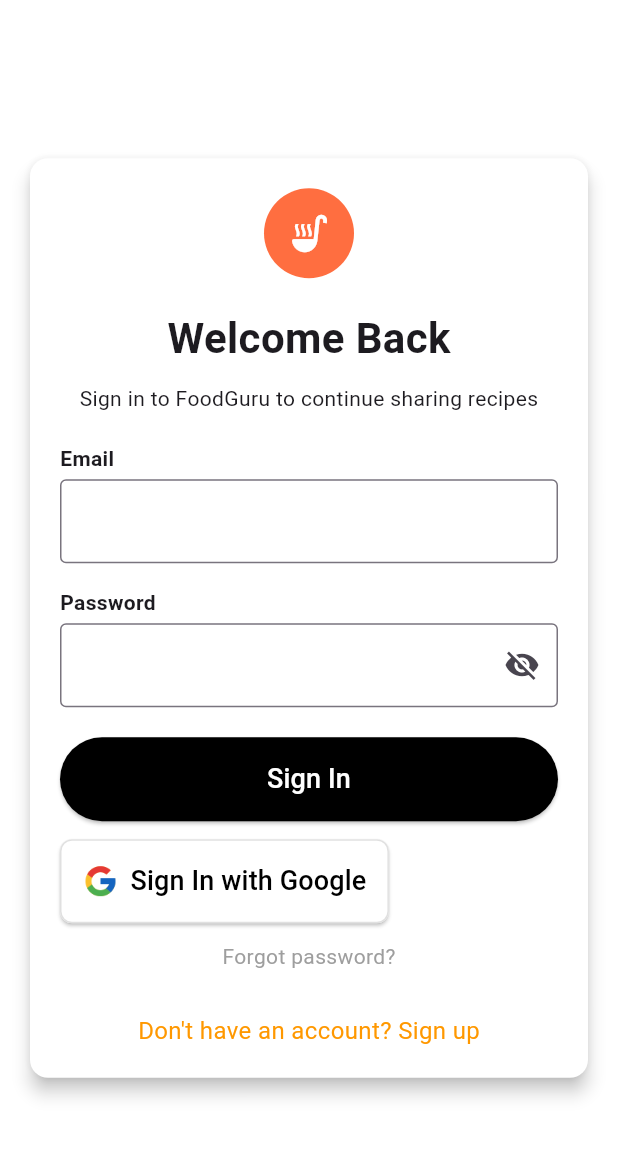
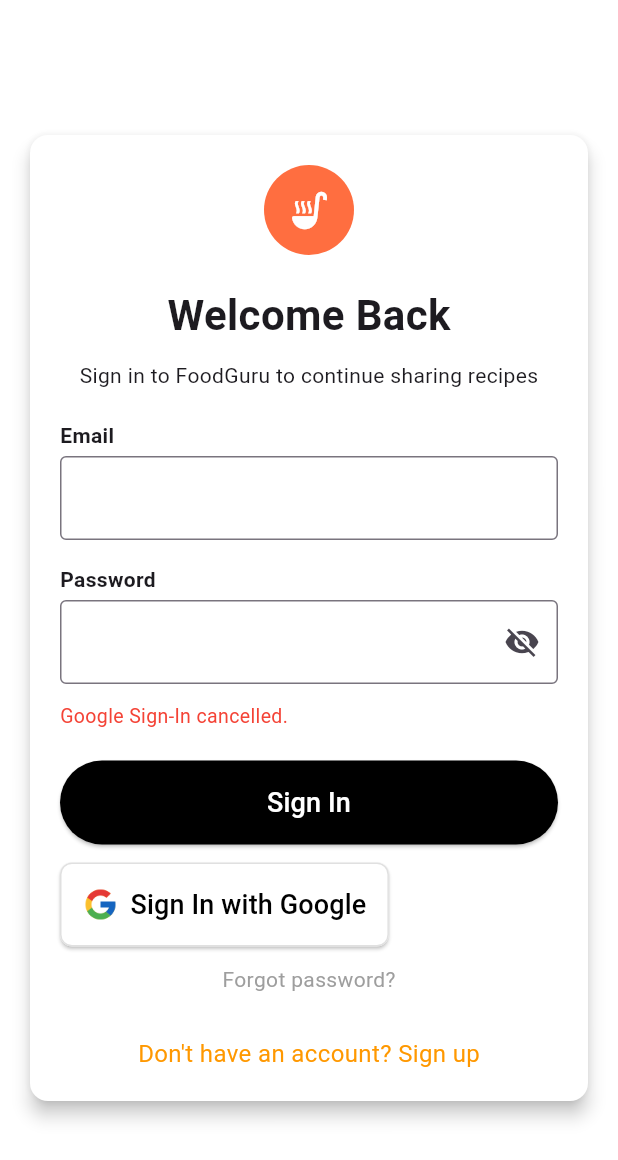
Before and after one commit to APrimero12/food-guru-app, a Flutter app: the screen it shows after launch, after a tap on "Sign In with Google", on a phone screen of 412 x 824 dp. Shown: the top 1160 px of the screen. Run offline on Flutter 3.47's test engine with Material 3 defaults, Android fonts, the phone set to English and light mode, and no system bars; our stand-ins replace cloud_firestore, firebase_auth, firebase_core, google_sign_in; accounts and stored records are empty.

Commit message:
The google sign in works and the proper fail safe happens, the google sign in will no longer override the email password login

```diff
--- a/lib/services/auth.dart
+++ b/lib/services/auth.dart
@@ -86,17 +86,9 @@
     }
   }
 
-  Future<UserCredential?> linkWithCredential(AuthCredential credential) async {
-    if (_auth.currentUser == null) {
-      // This should ideally not be reached if called correctly in the linking flow
-      throw FirebaseAuthException(code: 'no-current-user', message: 'No user signed in to link credential to.');
-    }
-    final userCredential = await _auth.currentUser!.linkWithCredential(credential);
-    // After linking, ensure Firestore profile is up-to-date
-    if (userCredential.user != null) {
-      await _saveUserToFirestore(userCredential.user!); // Update Firestore after linking
-    }
-    return userCredential;
+  Future<List<String>> fetchSignInMethodsForEmail(String email) async {
+    print('AuthService DEBUG: Fetching sign-in methods for email: $email');
+    return await _auth.fetchSignInMethodsForEmail(email);
   }
 
   // Sign in with email and password
@@ -127,6 +119,21 @@
       if (googleUser == null) {
         return null;
       }
+
+      final List<String> existingSignInMethods = await fetchSignInMethodsForEmail(googleUser.email);
+      final List<String> otherProviders = existingSignInMethods.where((method) => method != 'google.com').toList();
+
+      if (otherProviders.isNotEmpty) {
+        // If an account with this email exists via a non-Google provider,
+        // we explicitly fail the Google Sign-In at this stage.
+        print('AuthService DEBUG: Conflict detected by client-side pre-check. Other providers: $otherProviders');
+        throw FirebaseAuthException(
+          code: 'email-already-in-use-by-other-provider', // Custom code for UI to catch
+          message: 'An account with ${googleUser.email} already exists using another sign-in method '
+              '(${otherProviders.join(', ')}). Please use your existing method to sign in.',
+        );
+      }
+
       // 2. Obtain the authentication details from the GoogleSignInAccount
       final GoogleSignInAuthentication googleAuth = await googleUser.authentication;
 
@@ -138,7 +145,6 @@
 
       // 4. Sign in to Firebase with the Google credential
       // This completes the authentication process with Firebase.
-      linkWithCredential(credential);
       final userCredential = await _auth.signInWithCredential(credential);
 
       if (userCredential.user != null) {
@@ -146,7 +152,6 @@
         await _saveUserToFirestore(
           userCredential.user!,
           initialName: userCredential.user!.displayName,
-          // avatar: userCredential.user!.photoURL, // initial avatar is set during creation
           initialUsername: "guest", // Google does not provide a 'username' typically
         );
       }
--- a/lib/views/login/login_screen.dart
+++ b/lib/views/login/login_screen.dart
@@ -48,7 +48,7 @@
     }
   }
 
-  // --- Your provided and now slightly modified _signInWithGoogle method ---
+  // VVVV MODIFIED: _signInWithGoogle method for guaranteed pre-check failure VVVV
   Future<void> _signInWithGoogle() async {
     setState(() {
       _isLoading = true;
@@ -58,16 +58,61 @@
     try {
       final authService = Provider.of<AuthService>(context, listen: false);
 
+      // 1. Trigger the Google authentication flow to get the user's email
+      final GoogleSignInAccount? googleUser = await GoogleSignIn().signIn();
+      if (googleUser == null) {
+        // User cancelled the Google sign-in prompt itself.
+        print('SignInPage Debug: User cancelled Google sign-in.');
+        if (mounted) {
+          setState(() => _errorMessage = 'Google Sign-In cancelled.');
+        }
+        return; // Exit here as user cancelled
+      }
+
+      // VVVV Perform explicit pre-check for existing non-Google accounts VVVV
+      print('SignInPage Debug: Performing pre-check for email: ${googleUser.email}');
+      final List<String> existingSignInMethods = await authService.fetchSignInMethodsForEmail(googleUser.email);
+
+      // Filter out 'google.com' if it's already there (meaning user previously signed up with Google)
+      // or if their account was already linked somehow (though we're avoiding linking now).
+      final otherProviders = existingSignInMethods.where((method) => method != 'google.com').toList();
+
+      if (otherProviders.isNotEmpty) {
+        // VVVV GUARANTEED FAILURE PATH VVVV
+        print('SignInPage Debug: Conflict detected by pre-check. Other providers: $otherProviders');
+        if (mounted) {
+          setState(() => _errorMessage = 'An account with ${googleUser.email} already exists using the  '
+              '${otherProviders.join(', ')} method. Please sign in with your existing method '
+              'or use a different email for Google Sign-In.');
+        }
+        // No further Firebase authentication attempt is made!
+        return; // <--- CRUCIAL: Exit here if conflict found
+        // ^^^^ END GUARANTEED FAILURE PATH ^^^^
+      }
+      // ^^^^ END NEW PRE-CHECK ^^^^
+
+
+      // 2. If pre-check passes, proceed with Firebase authentication
+      // The authService.signInWithGoogle method will now handle the rest
+      // (getting credential, calling FirebaseAuth.instance.signInWithCredential, saving to Firestore).
+      print('SignInPage Debug: Pre-check passed. Calling AuthService.signInWithGoogle...');
       await authService.signInWithGoogle();
+
+      // If we reach here, Google Sign-In with Firebase was successful.
+      if (mounted) {
+        _showSuccess('Signed in with Google!');
+      }
+
     } on FirebaseAuthException catch (e) {
-      if (e.code == 'account-exists-with-different-credential') {
-        if (mounted) {
-          setState(() => _errorMessage = e.message); // Display the message from AuthService
-        }
-      }
-      else {
-        // Handle any other FirebaseAuthExceptions (like network issues, etc.)
-        if (mounted) {
+      print('SignInPage DEBUG: FirebaseAuthException caught in UI: code=${e.code}, message=${e.message}');
+      // This catch block will now mostly handle general FirebaseAuth errors,
+      // as the 'account-exists-with-different-credential' should be caught by our pre-check.
+      // However, it's good to keep it for robustness.
+      if (mounted) {
+        // Catch our custom error code specifically if it was rethrown (though our pre-check prevents this now)
+        if (e.code == 'email-already-in-use-by-other-provider') {
+          setState(() => _errorMessage = e.message); // Use the message from AuthService
+        } else {
           setState(() => _errorMessage = _friendlyError(e.code));
         }
       }
@@ -97,10 +142,12 @@
         return 'Too many attempts. Please try again later.';
       case 'invalid-credential':
         return 'Invalid email or password.';
+      case 'operation-not-allowed':
+        return 'Email/password sign-in is not enabled.';
+      case 'email-already-in-use-by-other-provider': // NEW: Handle our custom error code
+        return 'An account with this email already exists with a different provider.';
       default:
-      // You can add more specific error codes here if needed,
-      // especially for Google Sign-In specific FirebaseAuthException codes.
-        return 'Sign in failed. Please try again.';
+        return 'Sign in failed. Please try again. Code: $code';
     }
   }
 
```
